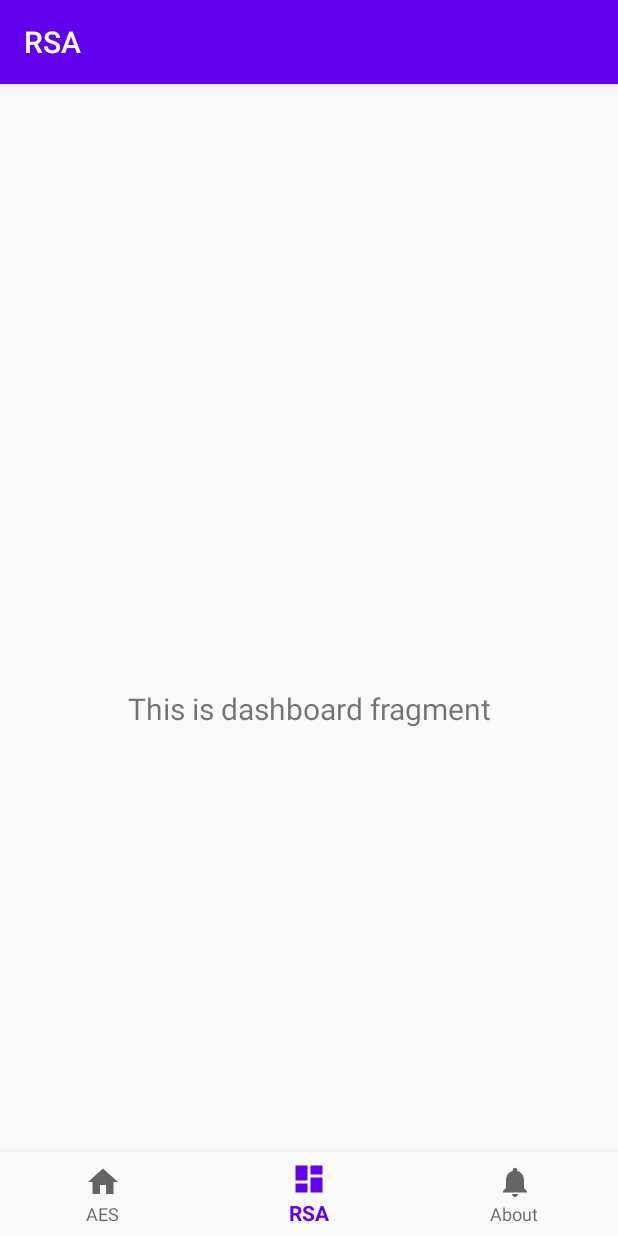
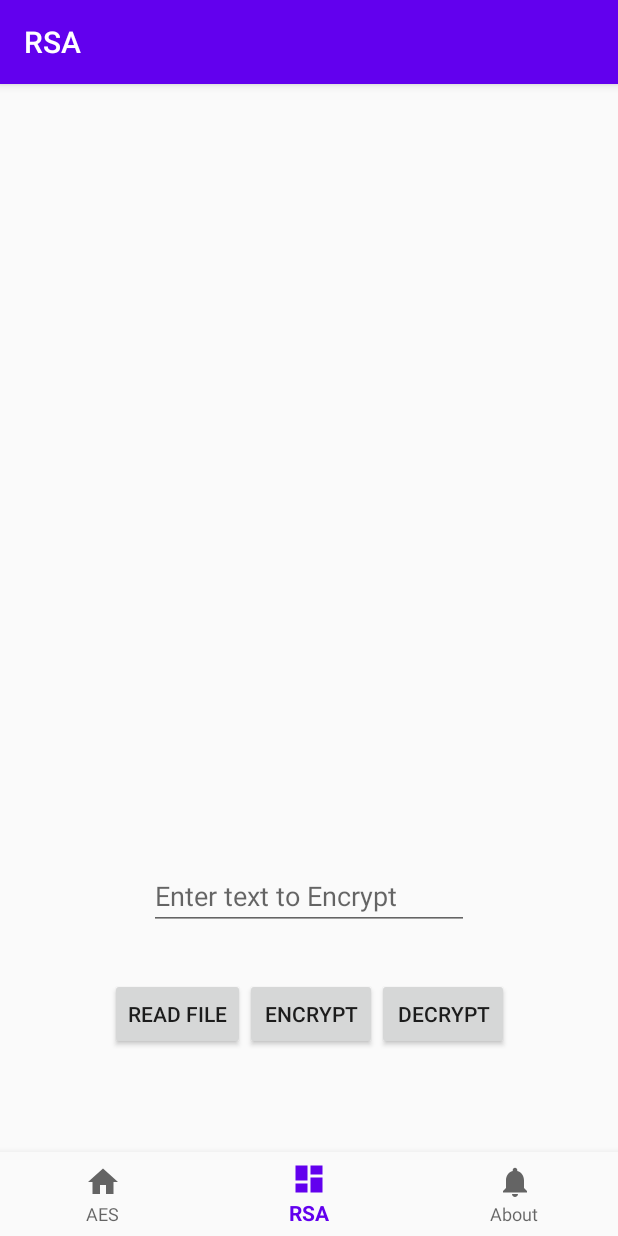
Before and after one commit to KonradKarimi/BSKApp, an Android app: the DashboardFragment screen opened through its navigation route, on a phone screen of 412 x 824 dp. Run offline under Robolectric (Android 15) with nearby library versions, the phone set to English and light mode, and no system bars; our stand-ins replace Firebase (no records; nobody signed in at launch, a user with empty details on screens opened directly), data binding, navigation-ui.

Commit message:
At times like this I wish I was a Garbage Man.

```diff
--- a/app/src/main/java/com/konradkarimi/bskapp/ui/dashboard/DashboardFragment.java
+++ b/app/src/main/java/com/konradkarimi/bskapp/ui/dashboard/DashboardFragment.java
@@ -1,5 +1,8 @@
 package com.konradkarimi.bskapp.ui.dashboard;
 
+import android.app.Activity;
+import android.content.Intent;
+import android.net.Uri;
 import android.os.Bundle;
 import android.view.LayoutInflater;
 import android.view.View;
@@ -10,26 +13,93 @@ import androidx.annotation.NonNull;
 import androidx.annotation.Nullable;
 import androidx.fragment.app.Fragment;
 import androidx.lifecycle.Observer;
+import androidx.lifecycle.ViewModelProvider;
 import androidx.lifecycle.ViewModelProviders;
 
 import com.konradkarimi.bskapp.R;
+import com.konradkarimi.bskapp.databinding.FragmentDashboardBinding;
+import com.konradkarimi.bskapp.databinding.FragmentHomeBinding;
+import com.konradkarimi.bskapp.utils.AESUtils;
+import com.konradkarimi.bskapp.utils.FileHandler;
+import com.konradkarimi.bskapp.utils.RSAUtils;
+
+import java.io.IOException;
+import java.nio.charset.StandardCharsets;
+import java.security.PrivateKey;
+import java.security.PublicKey;
+import java.util.HashMap;
 
 public class DashboardFragment extends Fragment {
 
+    private static final int PICK_TXT_FILE = 1;
+
+
     private DashboardViewModel dashboardViewModel;
+    private FragmentDashboardBinding binding;
+    private FileHandler fileHandler = new FileHandler(this);
+    private RSAUtils rsaUtils = new RSAUtils();
+
 
     public View onCreateView(@NonNull LayoutInflater inflater,
                              ViewGroup container, Bundle savedInstanceState) {
-        dashboardViewModel =
-                ViewModelProviders.of(this).get(DashboardViewModel.class);
-        View root = inflater.inflate(R.layout.fragment_dashboard, container, false);
-        final TextView textView = root.findViewById(R.id.text_dashboard);
-        dashboardViewModel.getText().observe(getViewLifecycleOwner(), new Observer<String>() {
+        dashboardViewModel = new ViewModelProvider(this).get(DashboardViewModel.class);
+
+        binding = FragmentDashboardBinding.inflate(inflater, container, false);
+        binding.setViewmodel(dashboardViewModel);
+        binding.setLifecycleOwner(this);
+        View view = binding.getRoot();
+
+        binding.readFBTN.setOnClickListener(new View.OnClickListener() {
             @Override
-            public void onChanged(@Nullable String s) {
-                textView.setText(s);
+            public void onClick(View v) {
+                fileHandler.openFile(Uri.parse("download"));
             }
         });
-        return root;
+
+        binding.encryptBTN.setOnClickListener(new View.OnClickListener() {
+            @Override
+            public void onClick(View v) {
+                PublicKey publicKey = rsaUtils.generateKeyPair().getPublic();
+                String encryptedData = rsaUtils.encryptData(dashboardViewModel.getText().getValue(), publicKey);
+                dashboardViewModel.setText(encryptedData);
+                fileHandler.sendFile(dashboardViewModel.getText().getValue());
+            }
+        });
+
+        binding.decryptBTN.setOnClickListener(new View.OnClickListener() {
+            @Override
+            public void onClick(View v) {
+                PrivateKey privateKey = rsaUtils.getKeyPair().getPrivate();
+                String decryptedData = rsaUtils.decryptData(dashboardViewModel.getText().getValue(), privateKey);
+                dashboardViewModel.setText(decryptedData);
+            }
+        });
+
+        return view;
+    }
+
+    @Override
+    public void onDestroy() {
+        super.onDestroy();
+        binding = null;
+    }
+
+
+    @Override
+    public void onActivityResult(int requestCode, int resultCode, @Nullable Intent data) {
+        super.onActivityResult(requestCode, resultCode, data);
+
+        if (requestCode == PICK_TXT_FILE && resultCode == Activity.RESULT_OK) {
+            Uri uri = null;
+            if (data != null) {
+                uri = data.getData();
+                try {
+                    String fileText = fileHandler.readTextFromUri(uri);
+                    dashboardViewModel.setText(fileText);
+                } catch (IOException e) {
+                    e.printStackTrace();
+                }
+            }
+        }
     }
 }
--- a/app/src/main/java/com/konradkarimi/bskapp/ui/dashboard/DashboardViewModel.java
+++ b/app/src/main/java/com/konradkarimi/bskapp/ui/dashboard/DashboardViewModel.java
@@ -10,10 +10,14 @@ public class DashboardViewModel extends ViewModel {
 
     public DashboardViewModel() {
         mText = new MutableLiveData<>();
-        mText.setValue("This is dashboard fragment");
+        mText.setValue("Here is your text to encrypt! 🔐");
     }
 
     public LiveData<String> getText() {
         return mText;
     }
+
+    public void setText(CharSequence s) {
+        this.mText.setValue(s.toString());
+    }
 }
--- a/app/src/main/java/com/konradkarimi/bskapp/utils/AESUtils.java
+++ b/app/src/main/java/com/konradkarimi/bskapp/utils/AESUtils.java
@@ -38,9 +38,6 @@ public class AESUtils {
     private static String AESUtils_TAG = "AES";
 
     private FirestoreService fsService;
-    public SecretKey oriKey;
-    public SecretKey restoredKey;
-    public byte[] iIv;
 
     public AESUtils() {
         fsService = new FirestoreService();
@@ -113,7 +110,7 @@ public class AESUtils {
 
 
     public HashMap<String, byte[]> encryptText(String textToEncrypt) {
-        removeKeyFromKeystore();
+//        removeKeyFromKeystore();
 
         byte[] cipherText = new byte[0];
         byte[] plainText = textToEncrypt.getBytes();
--- a/app/src/main/java/com/konradkarimi/bskapp/utils/FileHandler.java
+++ b/app/src/main/java/com/konradkarimi/bskapp/utils/FileHandler.java
@@ -52,8 +52,9 @@ public class FileHandler {
     public void sendFile(String text) {
         Intent sendIntent = new Intent(Intent.ACTION_SEND);
         sendIntent.putExtra(Intent.EXTRA_TEXT, text);
+        sendIntent.putExtra(Intent.EXTRA_TITLE, "Share your encrypted message!");
         sendIntent.setType("text/plain");
-        mFragment.startActivity(sendIntent);
+        mFragment.startActivity(Intent.createChooser(sendIntent, "Share"));
     }
 
 }
--- a/app/src/main/res/layout/fragment_dashboard.xml
+++ b/app/src/main/res/layout/fragment_dashboard.xml
@@ -1,22 +1,94 @@
 <?xml version="1.0" encoding="utf-8"?>
-<androidx.constraintlayout.widget.ConstraintLayout xmlns:android="http://schemas.android.com/apk/res/android"
+<layout xmlns:android="http://schemas.android.com/apk/res/android"
     xmlns:app="http://schemas.android.com/apk/res-auto"
-    xmlns:tools="http://schemas.android.com/tools"
+    xmlns:tools="http://schemas.android.com/tools">
+
+    <data>
+
+        <variable
+            name="viewmodel"
+            type="com.konradkarimi.bskapp.ui.dashboard.DashboardViewModel" />
+    </data>
+
+    <androidx.constraintlayout.widget.ConstraintLayout
         android:layout_width="match_parent"
         android:layout_height="match_parent"
-    tools:context=".ui.dashboard.DashboardFragment">
+        tools:context=".ui.home.HomeFragment">
+
+
+        <ScrollView
+            android:id="@+id/scrollView2"
+            android:layout_width="0dp"
+            android:layout_height="0dp"
+            android:layout_marginTop="24dp"
+            app:layout_constraintBottom_toTopOf="@+id/textToEncryptET"
+            app:layout_constraintEnd_toEndOf="parent"
+            app:layout_constraintHorizontal_bias="0.498"
+            app:layout_constraintStart_toStartOf="parent"
+            app:layout_constraintTop_toTopOf="parent">
 
             <TextView
-        android:id="@+id/text_dashboard"
+                android:id="@+id/text_home"
                 android:layout_width="match_parent"
                 android:layout_height="wrap_content"
                 android:layout_marginStart="8dp"
                 android:layout_marginTop="8dp"
                 android:layout_marginEnd="8dp"
+                android:scrollbars="vertical"
+                android:text="@{viewmodel.text}"
                 android:textAlignment="center"
-        android:textSize="20sp"
+                android:textSize="20sp" />
+        </ScrollView>
+
+        <LinearLayout
+            android:id="@+id/linearLayout"
+            android:layout_width="wrap_content"
+            android:layout_height="wrap_content"
+            android:layout_marginTop="16dp"
+            android:layout_marginBottom="124dp"
+            android:orientation="horizontal"
             app:layout_constraintBottom_toBottomOf="parent"
             app:layout_constraintEnd_toEndOf="parent"
             app:layout_constraintStart_toStartOf="parent"
-        app:layout_constraintTop_toTopOf="parent" />
+            app:layout_constraintTop_toBottomOf="@+id/textToEncryptET">
+
+            <Button
+                android:id="@+id/readFBTN"
+                android:layout_width="wrap_content"
+                android:layout_height="wrap_content"
+                android:layout_weight="1"
+                android:text="Read File" />
+
+            <Button
+                android:id="@+id/encryptBTN"
+                android:layout_width="wrap_content"
+                android:layout_height="wrap_content"
+                android:layout_weight="1"
+                android:text="Encrypt" />
+
+            <Button
+                android:id="@+id/decryptBTN"
+                android:layout_width="wrap_content"
+                android:layout_height="wrap_content"
+                android:layout_weight="1"
+                android:text="Decrypt" />
+        </LinearLayout>
+
+        <EditText
+            android:id="@+id/textToEncryptET"
+            android:layout_width="wrap_content"
+            android:layout_height="wrap_content"
+            android:layout_marginTop="16dp"
+            android:layout_marginBottom="16dp"
+            android:afterTextChanged="@{(editable)->viewmodel.setText(editable)}"
+            android:ems="10"
+            android:hint="Enter text to Encrypt"
+            android:inputType="textPersonName"
+            app:layout_constraintBottom_toTopOf="@+id/linearLayout"
+            app:layout_constraintEnd_toEndOf="parent"
+            app:layout_constraintStart_toStartOf="parent"
+            app:layout_constraintTop_toBottomOf="@+id/scrollView2" />
+
+
     </androidx.constraintlayout.widget.ConstraintLayout>
+</layout>
```
Also changed, not shown: app/src/main/java/com/konradkarimi/bskapp/utils/RSAUtils.java (added, +123 -0 lines). Lines whose indentation alone changed are shown as unchanged.
